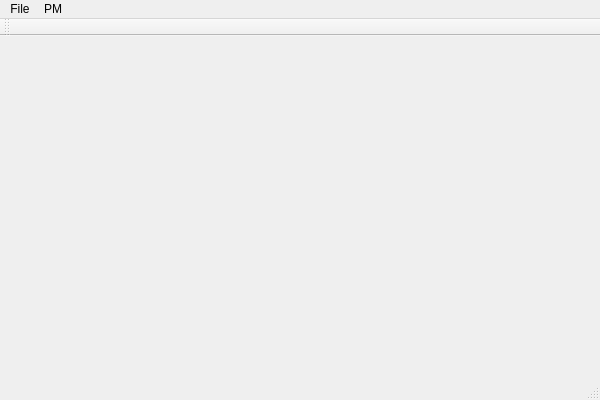
gnishida/PMBuilding, file PMBuilding/MainWindow.ui: the form before one commit.
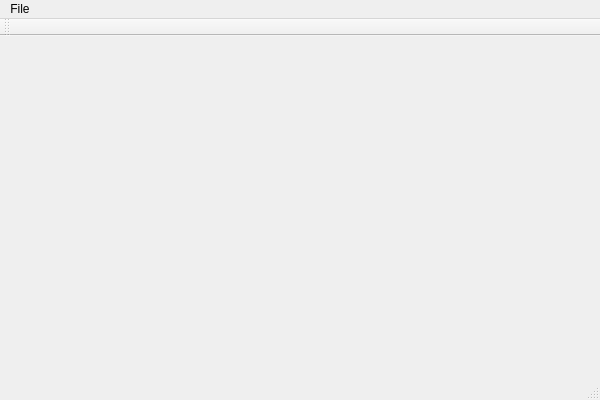
The form after the commit.

What changed in the file:
```diff
--- a/PMBuilding/MainWindow.ui
+++ b/PMBuilding/MainWindow.ui
@@ -29,14 +29,7 @@
     </property>
     <addaction name="actionExit"/>
    </widget>
-   <widget class="QMenu" name="menuPM">
-    <property name="title">
-     <string>PM</string>
-    </property>
-    <addaction name="actionGenerateBuilding"/>
-   </widget>
    <addaction name="menuFile"/>
-   <addaction name="menuPM"/>
   </widget>
   <widget class="QToolBar" name="mainToolBar">
    <attribute name="toolBarArea">
```
